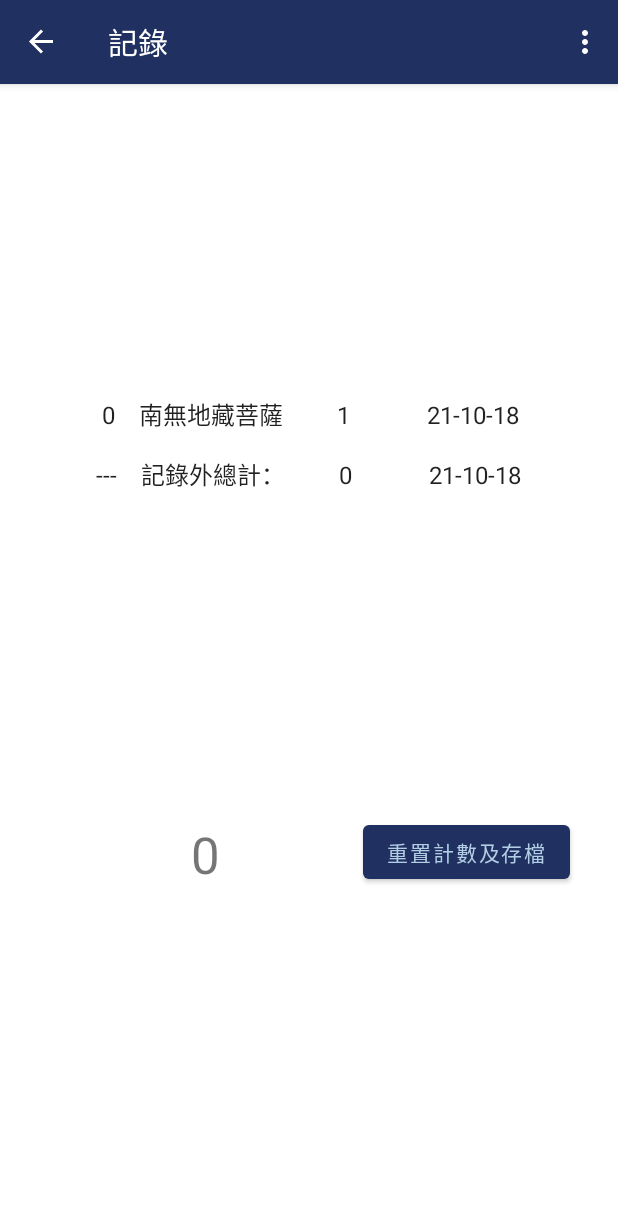
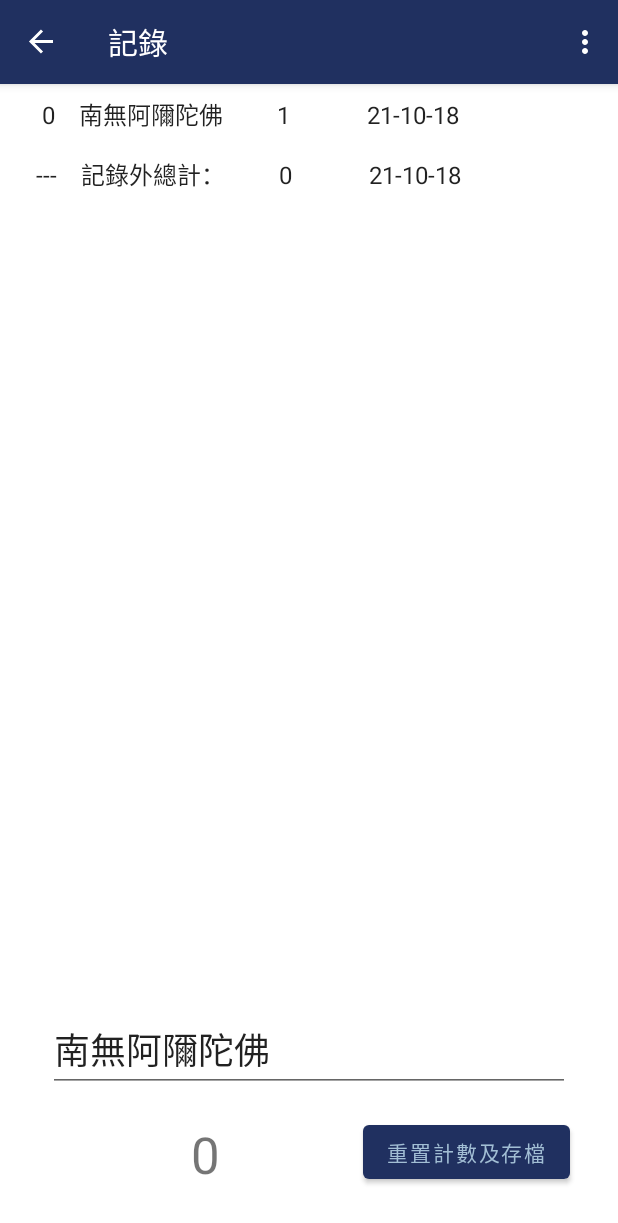
Before and after one commit to alexjean/BuddhaCount, an Android app: the RecordFragment screen opened through its navigation route, in the options menu, after a tap on "木魚聲", on a phone screen of 412 x 824 dp. Shown: the top 1223 px of the screen. Run offline under Robolectric (Android 15) with nearby library versions, the phone set to English and light mode, and no system bars; our stand-ins replace navigation-ui.

Commit message:
MyViewModel增加讀寫config.json, Title可設置

```diff
--- a/app/src/main/java/com/tomorrow_eyes/buddhacount/ItemContent.java
+++ b/app/src/main/java/com/tomorrow_eyes/buddhacount/ItemContent.java
@@ -9,6 +9,7 @@ import java.io.FileOutputStream;
 import java.io.IOException;
 import java.io.InputStreamReader;
 import java.io.Reader;
+import java.nio.charset.StandardCharsets;
 import java.time.Duration;
 import java.time.LocalDate;
 import java.time.LocalDateTime;
@@ -81,7 +82,7 @@ public class ItemContent {
                 CountItem ci= ITEMS.get(i);
                 sb.append(String.format("'%s', %d, %tF%n", ci.content, ci.count, ci.mark));
             }
-            byte[] buf = sb.toString().getBytes();
+            byte[] buf = sb.toString().getBytes(StandardCharsets.UTF_8);
             stream = new FileOutputStream(fileName, false);
             stream.write(buf);
             stream.close();
@@ -110,7 +111,7 @@ public class ItemContent {
                 context.getString(R.string.filename_list);
         try {
             FileInputStream stream = new FileInputStream(fileName);
-            InputStreamReader in = new InputStreamReader(stream);
+            InputStreamReader in = new InputStreamReader(stream, StandardCharsets.UTF_8);
             BufferedReader reader = new BufferedReader(in);
             String line;
             ITEMS.clear();
--- a/app/src/main/java/com/tomorrow_eyes/buddhacount/KsitigarbhaFragment.java
+++ b/app/src/main/java/com/tomorrow_eyes/buddhacount/KsitigarbhaFragment.java
@@ -1,5 +1,6 @@
 package com.tomorrow_eyes.buddhacount;
 
+import android.annotation.SuppressLint;
 import android.content.Context;
 import android.content.res.Resources;
 import android.graphics.Color;
@@ -12,6 +13,7 @@ import android.view.View;
 import android.view.ViewGroup;
 
 import androidx.annotation.NonNull;
+import androidx.appcompat.app.ActionBar;
 import androidx.fragment.app.Fragment;
 import androidx.lifecycle.ViewModelProvider;
 
@@ -33,21 +35,23 @@ public class KsitigarbhaFragment extends Fragment {
             LayoutInflater inflater, ViewGroup container,
             Bundle savedInstanceState
     ) {
-        viewModel = new ViewModelProvider(requireActivity()).get(MyViewModel.class);
+        MainActivity activity = (MainActivity)requireActivity();
+        viewModel = new ViewModelProvider(activity).get(MyViewModel.class);
+        ActionBar actionBar=activity.getSupportActionBar();
+        if (actionBar != null) actionBar.setTitle(viewModel.getTitle());
         binding = FragmentKsitigarbhaBinding.inflate(inflater, container, false);
         return binding.getRoot();
     }
 
+    @SuppressLint("ClickableViewAccessibility")
     @Override
     public void onViewCreated(@NonNull View view, Bundle savedInstanceState) {
         super.onViewCreated(view, savedInstanceState);
 
         viewModel.ReadCountFromFile(getContext());
         binding.textviewFirst.setText(viewModel.getCountString());
-        Resources.Theme theme = getActivity().getTheme();
-        TypedValue typedValue = new TypedValue();
-        theme.resolveAttribute(R.attr.colorOnPrimary, typedValue, true);
-        bgColor = Color.valueOf(typedValue.data);
+        bgColor = getThemeBackgroundColor();
+
         mPlayer=MediaPlayer.create(getContext(), R.raw.wooden_knocker);
         try {
             mPlayer.prepare();
@@ -55,29 +59,19 @@ public class KsitigarbhaFragment extends Fragment {
             e.printStackTrace();
         }
 
-        binding.buttonCount.setOnTouchListener(new View.OnTouchListener() {
-            @Override
-            public boolean onTouch(View v, MotionEvent event) {
-                if (event.getAction() != MotionEvent.ACTION_DOWN) return false;
-                if (viewModel.getWoodenKnocker()) {
+        binding.buttonCount.setOnTouchListener((v, event) -> {
+            if (event.getAction() != MotionEvent.ACTION_DOWN) return true;
+            if (viewModel.getWoodenKnocker()) {
                     if (mPlayer.isPlaying()) mPlayer.stop();
                     mPlayer.start();
-                }
-                return false;
             }
-        });
-        binding.buttonCount.setOnClickListener(view1 -> {
             viewModel.addCount();
             binding.textviewFirst.setText(Integer.toString(viewModel.getCount()));
-            float r = bgColor.red();
-            float g = bgColor.green();
-            float b = bgColor.blue();
-            if ((r > 0.1) && (b > 0.1) && (g > 0.1)){
-                r -= 0.01; g -= 0.01; b -= 0.01;
-                bgColor = Color.valueOf(r, g, b);
-                binding.firstFrag.setBackgroundColor(bgColor.toArgb());
-            }
             viewModel.writeCountToFile(getContext());;
+            return true;  // true 不處理OnClick
+        });
+        binding.buttonCount.setOnClickListener(v -> {
+            setBackgroundDarker();
         });
     }
 
@@ -88,5 +82,24 @@ public class KsitigarbhaFragment extends Fragment {
         binding = null;
     }
 
+    private Color getThemeBackgroundColor() {
+        Resources.Theme theme = getActivity().getTheme();
+        TypedValue typedValue = new TypedValue();
+        theme.resolveAttribute(R.attr.colorOnPrimary, typedValue, true);
+        return Color.valueOf(typedValue.data);
+    }
+
+    private void setBackgroundDarker() {
+        float r = bgColor.red();
+        float g = bgColor.green();
+        float b = bgColor.blue();
+        if ((r > 0.1) && (b > 0.1) && (g > 0.1)){
+            r -= 0.01; g -= 0.01; b -= 0.01;
+            bgColor = Color.valueOf(r, g, b);
+            binding.firstFrag.setBackgroundColor(bgColor.toArgb());
+        }
+
+    }
+
 
 }
--- a/app/src/main/java/com/tomorrow_eyes/buddhacount/MainActivity.java
+++ b/app/src/main/java/com/tomorrow_eyes/buddhacount/MainActivity.java
@@ -4,6 +4,7 @@ import android.os.Bundle;
 
 import com.google.android.material.snackbar.Snackbar;
 
+import androidx.appcompat.app.ActionBar;
 import androidx.appcompat.app.AppCompatActivity;
 
 import android.view.View;
@@ -34,12 +35,15 @@ public class MainActivity extends AppCompatActivity {
         binding = ActivityMainBinding.inflate(getLayoutInflater());
         setContentView(binding.getRoot());
         viewModel = new ViewModelProvider(this).get(MyViewModel.class);
+        viewModel.readConfig(this);
 
         setSupportActionBar(binding.toolbar);
-
         NavController navController = Navigation.findNavController(this, R.id.nav_host_fragment_content_main);
         appBarConfiguration = new AppBarConfiguration.Builder(navController.getGraph()).build();
         NavigationUI.setupActionBarWithNavController(this, navController, appBarConfiguration);
+
+        ActionBar actionBar = getSupportActionBar();
+        if (actionBar != null) actionBar.setTitle(viewModel.getTitle());
     }
 
     @Override
--- a/app/src/main/java/com/tomorrow_eyes/buddhacount/MyViewModel.java
+++ b/app/src/main/java/com/tomorrow_eyes/buddhacount/MyViewModel.java
@@ -5,17 +5,24 @@ import androidx.lifecycle.MediatorLiveData;
 import androidx.lifecycle.MutableLiveData;
 import androidx.lifecycle.ViewModel;
 
+import org.json.JSONException;
+import org.json.JSONObject;
+
 import java.io.FileInputStream;
 import java.io.FileOutputStream;
 import java.io.IOException;
+import java.nio.charset.StandardCharsets;
+import java.util.Dictionary;
 
 public class MyViewModel extends ViewModel {
     private MutableLiveData<Integer> count;
     private MutableLiveData<Boolean> woodenKnocker;
+    private MutableLiveData<String>  title;
+
 
     public int getCount() {
         if (count != null) return count.getValue();
-        count = new MediatorLiveData<>();
+        count = new MutableLiveData<>();
         count.setValue(0);
         return 0;
     }
@@ -31,28 +38,27 @@ public class MyViewModel extends ViewModel {
     }
 
     public void setCount(int value) {
-        if (count == null) count = new MediatorLiveData<>();
+        if (count == null) count = new MutableLiveData<>();
         count.setValue(value);
     }
 
     public Boolean getWoodenKnocker() {
         if (woodenKnocker != null) return woodenKnocker.getValue();
-        woodenKnocker = new MediatorLiveData<>();
+        woodenKnocker = new MutableLiveData<>();
         woodenKnocker.setValue(false);
         return false;
     }
 
     public void setWoodenKnocker(Boolean value) {
-        if (woodenKnocker == null) woodenKnocker = new MediatorLiveData<>();
+        if (woodenKnocker == null) woodenKnocker = new MutableLiveData<>();
         woodenKnocker.setValue(value);
     }
-
 
     public void writeCountToFile(Context context) {
         String fileName = context.getExternalFilesDir(null) + "/" +
                 context.getString(R.string.filename_count);
         try {
-            byte[] buf = getCountString().getBytes();
+            byte[] buf = getCountString().getBytes(StandardCharsets.UTF_8);
             FileOutputStream stream = new FileOutputStream(fileName, false);
             stream.write(buf);
             stream.close();
@@ -71,7 +77,7 @@ public class MyViewModel extends ViewModel {
             i = stream.read(buf, 0, 250);
             stream.close();
             if (i > 0) {
-                String str = new String(buf, 0, i);
+                String str = new String(buf, 0, i, StandardCharsets.UTF_8);
                 i = Integer.parseInt(str);
             }
         } catch (IOException e) {
@@ -80,5 +86,50 @@ public class MyViewModel extends ViewModel {
         setCount(i);
      }
 
+    public String getTitle() {
+        if (title != null) return title.getValue();
+        title = new MediatorLiveData<>();
+        title.setValue("南無阿隬陀佛");
+        return "南無阿隬陀佛";
+    }
+
+    public void setTitle(String value) {
+        if (title == null) title = new MutableLiveData<>();
+        title.setValue(value);
+    }
+
+    public void readConfig(Context context) {
+        String fileName = context.getExternalFilesDir(null) + "/" +
+                context.getString(R.string.filename_config);
+        try {
+            byte[] buf = new byte[256];
+            FileInputStream stream = new FileInputStream(fileName);
+            int i = stream.read(buf, 0, 250);
+            stream.close();
+            if (i > 0) {
+                String strJson = new String(buf, 0, i, StandardCharsets.UTF_8);
+                JSONObject jsonObj = new JSONObject(strJson);
+                setTitle(jsonObj.getString("Title"));
+            }
+        } catch (IOException | JSONException e) {
+            e.printStackTrace();
+        }
+    }
+
+    public void writeConfig(Context context) {
+        String fileName = context.getExternalFilesDir(null) + "/" +
+                context.getString(R.string.filename_config);
+        try {
+            JSONObject jsonObject = new JSONObject();
+            jsonObject.put("Title", getTitle());
+
+            byte[] buf = jsonObject.toString().getBytes(StandardCharsets.UTF_8);
+            FileOutputStream stream = new FileOutputStream(fileName, false);
+            stream.write(buf);
+            stream.close();
+        } catch (IOException | JSONException e) {
+            e.printStackTrace();
+        }
+    }
 
 }
--- a/app/src/main/java/com/tomorrow_eyes/buddhacount/RecordFragment.java
+++ b/app/src/main/java/com/tomorrow_eyes/buddhacount/RecordFragment.java
@@ -70,17 +70,22 @@ public class RecordFragment extends Fragment {
     public void onViewCreated(@NonNull View view, @Nullable Bundle savedInstanceState) {
         super.onViewCreated(view, savedInstanceState);
         binding.textViewCount.setText(viewModel.getCountString());
+        binding.editTextTitle.setText(viewModel.getTitle());
         ItemContent.readFromFile(getContext());
 
         binding.buttonReset.setOnClickListener(view1 -> {
+            String content = binding.editTextTitle.getText().toString().trim();
+            viewModel.setTitle(content);
+            viewModel.writeConfig(getContext());
             if (viewModel.getCount() == 0) {
-                Toast.makeText(getContext(),"計數為0, 無從存檔!",Toast.LENGTH_SHORT).show();
+                Toast.makeText(getContext(),"計數為0, 不列記錄!",Toast.LENGTH_SHORT).show();
                 return;
             }
-            ItemContent.insertItemUpdateList(new ItemContent.CountItem("0","南無地藏菩薩",
+            ItemContent.insertItemUpdateList(new ItemContent.CountItem("0", content,
                     viewModel.getCount(), LocalDate.now()));
             viewModel.setCount(0);
             binding.textViewCount.setText(viewModel.getCountString());
+            viewModel.writeCountToFile(getContext());
             // FragmentContainerView containerView = binding.fragmentContainerView;
             // not support getFragment() until Fragment:1.4.0
             //ItemFragment itemFragment = (ItemFragment)containerView.getFragment();
--- a/app/src/main/res/layout/fragment_ksitigarbha.xml
+++ b/app/src/main/res/layout/fragment_ksitigarbha.xml
@@ -37,7 +37,6 @@
         android:layout_width="204dp"
         android:layout_height="146dp"
         android:background="@drawable/btn_oval"
-        android:text="@string/ksitigarbha"
         app:layout_constraintBottom_toTopOf="@+id/button_first"
         app:layout_constraintEnd_toEndOf="parent"
         app:layout_constraintStart_toStartOf="parent"
--- a/app/src/main/res/layout/fragment_record.xml
+++ b/app/src/main/res/layout/fragment_record.xml
@@ -12,24 +12,25 @@
     <androidx.fragment.app.FragmentContainerView
         android:id="@+id/fragmentContainerView"
         android:name="com.tomorrow_eyes.buddhacount.ItemFragment"
-        android:layout_width="wrap_content"
-        android:layout_height="wrap_content"
-        app:layout_constraintBottom_toTopOf="@+id/button_reset"
+        android:layout_width="match_parent"
+        android:layout_height="0dp"
+        android:layout_marginBottom="16dp"
+        app:layout_constraintBottom_toTopOf="@+id/editTextTitle"
         app:layout_constraintEnd_toEndOf="parent"
+        app:layout_constraintHorizontal_bias="1.0"
         app:layout_constraintStart_toStartOf="parent"
-        app:layout_constraintTop_toTopOf="parent" />
+        app:layout_constraintTop_toTopOf="parent"
+        app:layout_constraintVertical_bias="1.0" />
 
     <Button
         android:id="@+id/button_reset"
         android:layout_width="wrap_content"
         android:layout_height="wrap_content"
-        android:layout_marginTop="8dp"
         android:layout_marginEnd="32dp"
         android:layout_marginBottom="32dp"
         android:text="@string/button_reset"
         app:layout_constraintBottom_toBottomOf="parent"
-        app:layout_constraintEnd_toEndOf="parent"
-        app:layout_constraintTop_toBottomOf="@+id/fragmentContainerView" />
+        app:layout_constraintEnd_toEndOf="parent" />
 
     <TextView
         android:id="@+id/textViewCount"
@@ -41,4 +42,20 @@
         app:layout_constraintBottom_toBottomOf="@+id/button_reset"
         app:layout_constraintEnd_toStartOf="@+id/button_reset"
         app:layout_constraintStart_toStartOf="parent" />
+
+    <EditText
+        android:id="@+id/editTextTitle"
+        android:layout_width="0dp"
+        android:layout_height="wrap_content"
+        android:layout_marginStart="32dp"
+        android:layout_marginTop="16dp"
+        android:layout_marginBottom="16dp"
+        android:ems="10"
+        android:inputType="textPersonName"
+        android:text="@string/ksitigarbha"
+        android:textSize="24sp"
+        app:layout_constraintBottom_toTopOf="@+id/button_reset"
+        app:layout_constraintEnd_toEndOf="@+id/button_reset"
+        app:layout_constraintStart_toStartOf="parent"
+        app:layout_constraintTop_toBottomOf="@+id/fragmentContainerView" />
 </androidx.constraintlayout.widget.ConstraintLayout>
--- a/app/src/main/res/navigation/nav_graph.xml
+++ b/app/src/main/res/navigation/nav_graph.xml
@@ -8,7 +8,6 @@
     <fragment
         android:id="@+id/FirstFragment"
         android:name="com.tomorrow_eyes.buddhacount.KsitigarbhaFragment"
-        android:label="@string/first_fragment_label"
         tools:layout="@layout/fragment_ksitigarbha">
 
         <action
--- a/app/src/main/res/values/colors.xml
+++ b/app/src/main/res/values/colors.xml
@@ -8,7 +8,7 @@
     <color name="black">#FF000000</color>
     <color name="white">#FFFFFFFF</color>
     <color name="colorBtn">#8080D0</color>
-    <color name="alex_background">#B2CEE4</color>
+    <color name="alex_background">#A2BED4</color>
     <color name="alex_200">#FF4060C0</color>
     <color name="alex_700">#FF203060</color>
 </resources>
--- a/app/src/main/res/values/strings.xml
+++ b/app/src/main/res/values/strings.xml
@@ -15,6 +15,7 @@
     <!-- TODO: Remove or change this placeholder text -->
     <string name="hello_blank_fragment">Hello blank fragment</string>
     <string name="button_reset">重置計數及存檔</string>
+    <string name="filename_config">config.json</string>
     <!-- TODO: Remove or change this placeholder text -->
 
 </resources>
```
